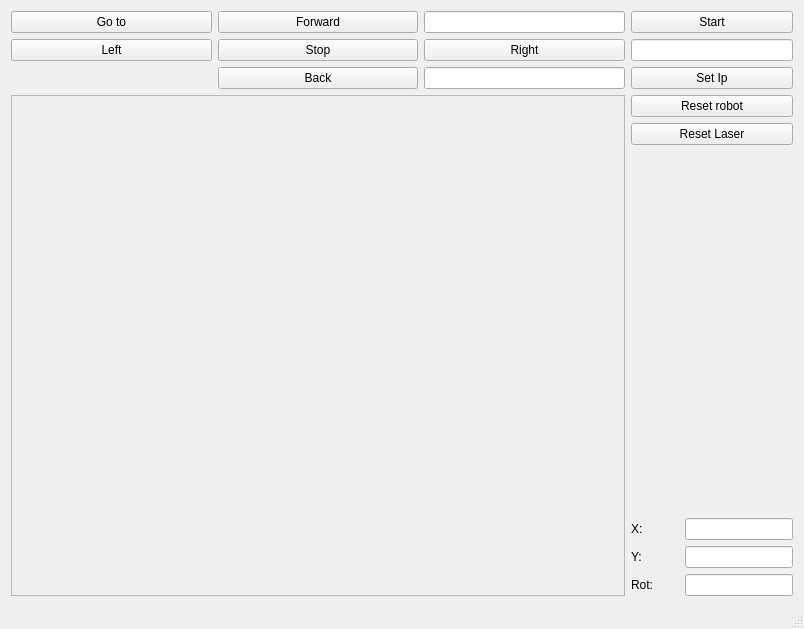
First picture: the form in mainwindow.ui, repository Viktorio7/RMRproject, before the edit.
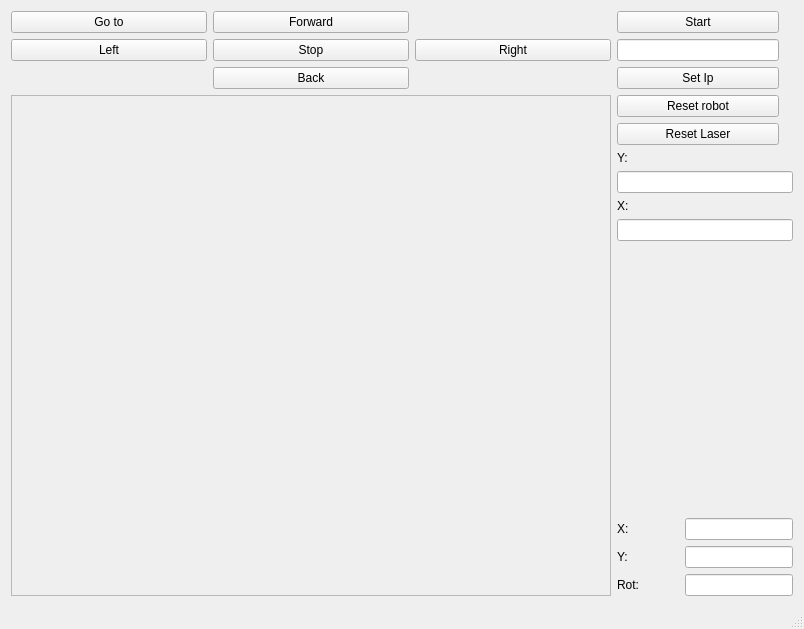
Second picture: the form after the edit.

Diff of the .ui file:
```diff
--- a/mainwindow.ui
+++ b/mainwindow.ui
@@ -169,12 +169,6 @@
         </property>
        </widget>
       </item>
-      <item row="0" column="2">
-       <widget class="QLineEdit" name="lineEdit_5"/>
-      </item>
-      <item row="2" column="2">
-       <widget class="QLineEdit" name="lineEdit_6"/>
-      </item>
      </layout>
     </item>
     <item row="2" column="1">
@@ -217,6 +211,26 @@
         </property>
        </widget>
       </item>
+      <item>
+       <widget class="QLabel" name="label_5">
+        <property name="text">
+         <string>Y:</string>
+        </property>
+       </widget>
+      </item>
+      <item>
+       <widget class="QLineEdit" name="lineEdit_6"/>
+      </item>
+      <item>
+       <widget class="QLabel" name="label_4">
+        <property name="text">
+         <string>X:</string>
+        </property>
+       </widget>
+      </item>
+      <item>
+       <widget class="QLineEdit" name="lineEdit_5"/>
+      </item>
       <item>
        <spacer name="verticalSpacer">
         <property name="orientation">
```
